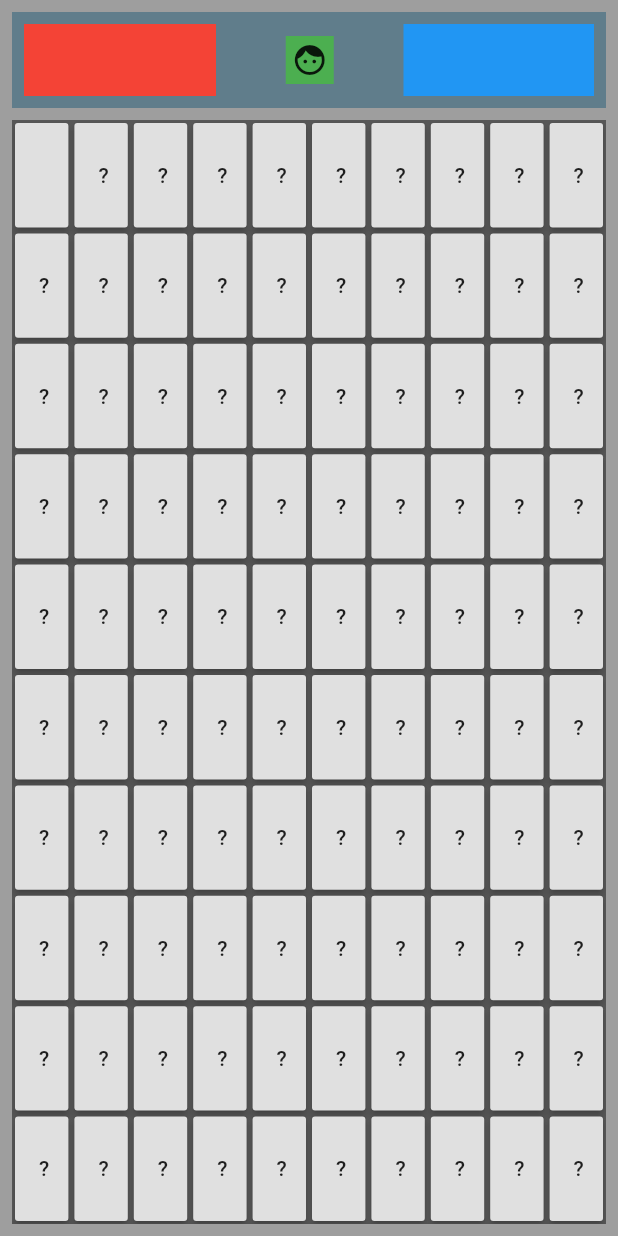
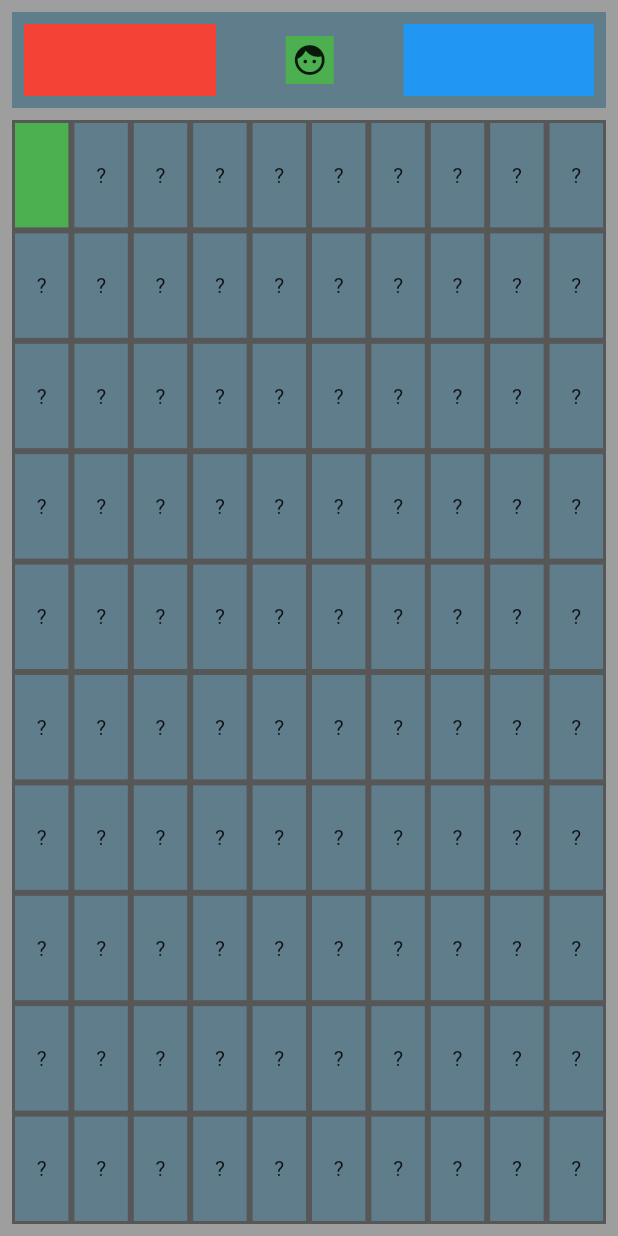
Before and after one commit to ahammer/flutter_minesweeper, a Flutter app: the screen it shows after launch, after a tap on an icon or button, on a phone screen of 412 x 824 dp. Run offline on Flutter 3.47's test engine with Material 2 defaults, Android fonts, the phone set to English and light mode, and no system bars; our stand-ins replace built_collection, built_value, flutter_redux, redux; generated files the repository leaves out were written again.

Commit message:
Updates to game board, animations now

```diff
--- a/lib/src/scaffolding/app.dart
+++ b/lib/src/scaffolding/app.dart
@@ -15,6 +15,6 @@ class MinesweeperApp extends StatelessWidget {
     return Provider.value(
         value: store,
         child: StoreProvider(
-            store: store, child: MaterialApp(home: GameScreen())));
+            store: store, child: MaterialApp(home: Material(child:GameScreen()))));
   }
 }
--- a/lib/src/ui/components/game_board.dart
+++ b/lib/src/ui/components/game_board.dart
@@ -1,3 +1,5 @@
+import 'dart:math';
+
 import 'package:flutter/material.dart';
 import 'package:flutter_redux/flutter_redux.dart';
 import 'package:mine_sweeper/src/state/actions/minesweeper_actions.dart';
@@ -71,23 +73,24 @@ class GameBoardHeader extends StatelessWidget {
   }
 }
 
-
-
 class MineField extends StatelessWidget {
   const MineField({
     Key key,
   }) : super(key: key);
 
   @override
-  Widget build(BuildContext context) => LayoutBuilder(builder: (context, constraints) =>
+  Widget build(BuildContext context) => LayoutBuilder(
+      builder: (context, constraints) =>
           StoreConnector<AppState, MineFieldViewModel>(
-    converter: (appState) => MineFieldViewModel(appState.state.mineSweeper.width, appState.state.mineSweeper.height),
+              converter: (appState) => MineFieldViewModel(
+                  appState.state.mineSweeper.width,
+                  appState.state.mineSweeper.height),
               distinct: true,
-    builder:(ctx, vm){
+              builder: (ctx, vm) {
                 List<Widget> children = List();
-      for (int x=0;x<vm.width;x++) {
-        for (int y=0;y<vm.height;y++) {
-          children.add(MineBlock(x:x,y:y));
+                for (int x = 0; x < vm.width; x++) {
+                  for (int y = 0; y < vm.height; y++) {
+                    children.add(MineBlock(x: x, y: y));
                   }
                 }
 
@@ -95,12 +98,13 @@ class MineField extends StatelessWidget {
                     color: Colors.black45,
                     width: double.infinity,
                     height: double.infinity,
-
                     child: GridView.count(
                       physics: NeverScrollableScrollPhysics(),
-        crossAxisCount: vm.width, children: children, childAspectRatio: constraints.maxWidth/constraints.maxHeight,
-      )
-    );
+                      crossAxisCount: vm.width,
+                      children: children,
+                      childAspectRatio:
+                          constraints.maxWidth / constraints.maxHeight,
+                    ));
               }));
 }
 
@@ -111,15 +115,15 @@ class MineFieldViewModel {
   MineFieldViewModel(this.width, this.height);
 
   //Equals and Hashcode
-  bool operator ==(o) => o is MineFieldViewModel && o.width == width && o.height == height;
+  bool operator ==(o) =>
+      o is MineFieldViewModel && o.width == width && o.height == height;
 
   @override
-  int get hashCode => (width+height).hashCode;
-
+  int get hashCode => (width + height).hashCode;
 }
 
 class MineBlock extends StatelessWidget {
-  final int x,y;
+  final int x, y;
 
   const MineBlock({Key key, this.x, this.y}) : super(key: key);
 
@@ -128,14 +132,22 @@ class MineBlock extends StatelessWidget {
     return Padding(
         padding: const EdgeInsets.all(2.0),
         child: StoreConnector<AppState, MineSweeperNode>(
-        converter: (state)=>state.state.mineSweeper.getNode(x:x, y:y),
+          converter: (state) => state.state.mineSweeper.getNode(x: x, y: y),
           distinct: true,
-        builder:(context, vm)=>RaisedButton(child: Text(vm.isVisible?(vm.isBomb?"B":" "):"?"),
-        onPressed: () {
-          print("Dispatching");
-          Provider.of<Store<AppState>>(context).dispatch(TouchMineSweeperTileAction(x:x, y:y));
-        }),
+          builder: (context, vm) => GestureDetector(
+            onTap: () {
+              Provider.of<Store<AppState>>(context)
+                  .dispatch(TouchMineSweeperTileAction(x: x, y: y));
+            },
+            child: AnimatedContainer(
+              color: vm.isVisible
+                  ? (vm.isBomb ? Colors.red : Colors.green)
+                  : Colors.blueGrey,
+              duration: Duration(milliseconds: 300),
+              child: Center(
+                  child: Text(vm.isVisible ? (vm.isBomb ? "B" : " ") : "?")),
+            ),
+          ),
         ));
   }
-
 }
```
Lines whose indentation alone changed are shown as unchanged.
